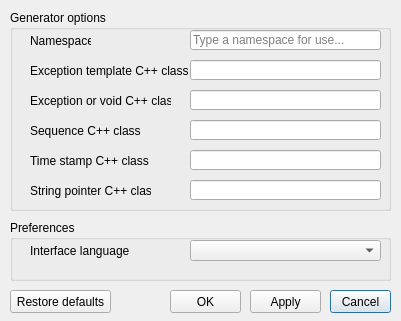
This is source/application/options.ui in newtoo-official/Newtoo-web-interface-mapper as Qt 5 draws it before an edit. The edited form follows.
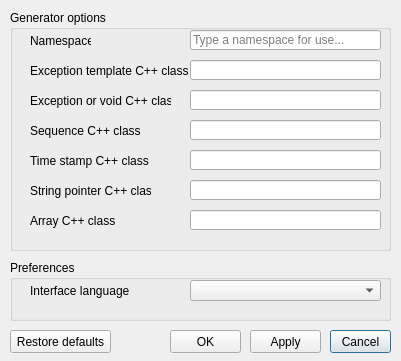
This is the edited form. Icons and pictures are not drawn.

```diff
--- a/source/application/options.ui
+++ b/source/application/options.ui
@@ -7,19 +7,19 @@
     <x>0</x>
     <y>0</y>
     <width>401</width>
-    <height>321</height>
+    <height>361</height>
    </rect>
   </property>
   <property name="minimumSize">
    <size>
     <width>401</width>
-    <height>248</height>
+    <height>361</height>
    </size>
   </property>
   <property name="maximumSize">
    <size>
     <width>401</width>
-    <height>600</height>
+    <height>361</height>
    </size>
   </property>
   <property name="windowTitle">
@@ -38,7 +38,7 @@
      <x>10</x>
      <y>10</y>
      <width>381</width>
-     <height>201</height>
+     <height>241</height>
     </rect>
    </property>
    <property name="title">
@@ -245,12 +245,47 @@
      <string>Exception or void C++ class</string>
     </property>
    </widget>
+   <widget class="QLabel" name="arrayClassLabel">
+    <property name="geometry">
+     <rect>
+      <x>20</x>
+      <y>200</y>
+      <width>121</width>
+      <height>21</height>
+     </rect>
+    </property>
+    <property name="text">
+     <string>Array C++ class</string>
+    </property>
+   </widget>
+   <widget class="QLineEdit" name="arrayClassField">
+    <property name="geometry">
+     <rect>
+      <x>180</x>
+      <y>200</y>
+      <width>191</width>
+      <height>20</height>
+     </rect>
+    </property>
+    <property name="styleSheet">
+     <string notr="true">color: #2B0054;</string>
+    </property>
+    <property name="text">
+     <string/>
+    </property>
+    <property name="maxLength">
+     <number>255</number>
+    </property>
+    <property name="clearButtonEnabled">
+     <bool>false</bool>
+    </property>
+   </widget>
   </widget>
   <widget class="QGroupBox" name="preferencesGroup">
    <property name="geometry">
     <rect>
      <x>10</x>
-     <y>220</y>
+     <y>260</y>
      <width>381</width>
      <height>61</height>
     </rect>
@@ -298,7 +333,7 @@
    <property name="geometry">
     <rect>
      <x>330</x>
-     <y>290</y>
+     <y>330</y>
      <width>61</width>
      <height>23</height>
     </rect>
@@ -311,7 +346,7 @@
    <property name="geometry">
     <rect>
      <x>250</x>
-     <y>290</y>
+     <y>330</y>
      <width>71</width>
      <height>23</height>
     </rect>
@@ -324,7 +359,7 @@
    <property name="geometry">
     <rect>
      <x>170</x>
-     <y>290</y>
+     <y>330</y>
      <width>71</width>
      <height>23</height>
     </rect>
@@ -337,7 +372,7 @@
    <property name="geometry">
     <rect>
      <x>10</x>
-     <y>290</y>
+     <y>330</y>
      <width>101</width>
      <height>23</height>
     </rect>
```
